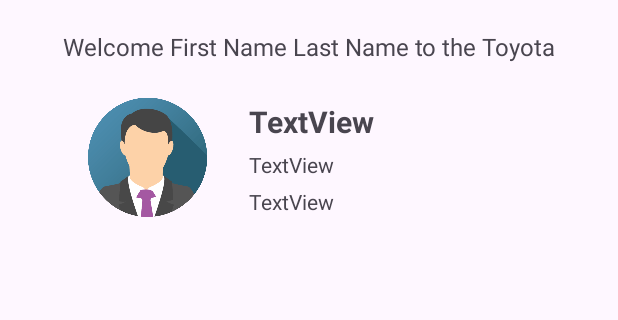
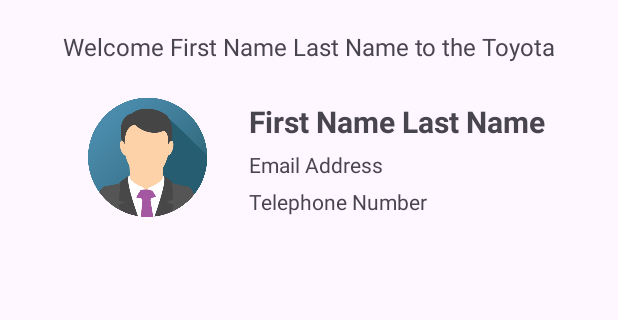
Before and after one commit to RameshRukshan/Android-App-Basic, an Android app: the screen it shows after launch (member_dashboard), after a tap on "Submit", on a phone screen of 412 x 824 dp, the part 140-460 px from its top. Run offline under Robolectric (Android 15) with nearby library versions, the phone set to English and light mode, and no system bars.

Commit message:
Profile Section Done

```diff
--- a/app/src/main/java/com/example/androidappdemol1/member_dashboard.kt
+++ b/app/src/main/java/com/example/androidappdemol1/member_dashboard.kt
@@ -13,7 +13,11 @@ class member_dashboard : AppCompatActivity() {
         var output_lName = intent.getStringExtra("last_name")
 
         findViewById<TextView>(R.id.lbl_lastName).setText(output_lName)
+        findViewById<TextView>(R.id.lbl_welcomeMessage).setText("Welcome $output_fName $output_lName to the Toyota")
+        findViewById<TextView>(R.id.lbl_full_name).setText("$output_fName $output_lName")
 
-        findViewById<TextView>(R.id.lbl_welcomeMessage).setText("Welcome $output_fName $output_lName to the Toyota")
+        findViewById<TextView>(R.id.lbl_email).setText(intent.getStringExtra("email"))
+        findViewById<TextView>(R.id.lbl_tellNum).setText(intent.getStringExtra("tel"))
+
     }
 }
--- a/app/src/main/res/layout/activity_member_dashboard.xml
+++ b/app/src/main/res/layout/activity_member_dashboard.xml
@@ -85,7 +85,7 @@
         app:layout_constraintTop_toBottomOf="@+id/lbl_full_name" />
 
     <TextView
-        android:id="@+id/textView7"
+        android:id="@+id/lbl_tellNum"
         android:layout_width="wrap_content"
         android:layout_height="wrap_content"
         android:layout_marginStart="10dp"
```
